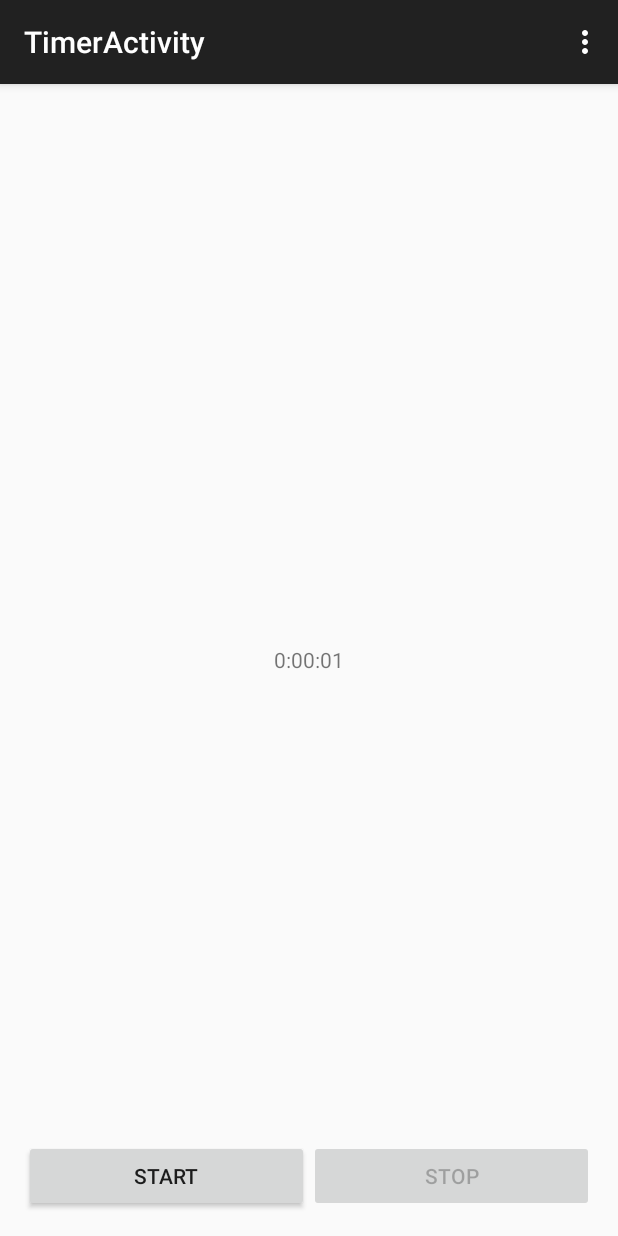
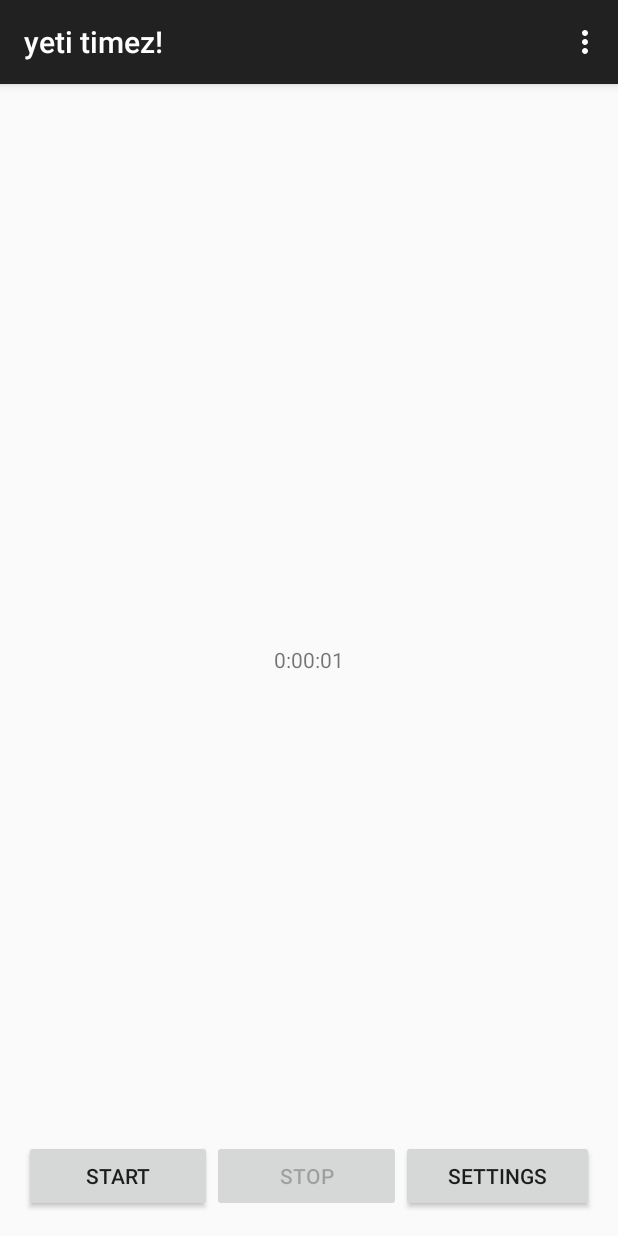
Before and after one commit to cclamb/OnYourBike, an Android app: the screen it shows after launch (TimerActivity), in the options menu, after a tap on "Settings", on a phone screen of 412 x 824 dp. Run offline under Robolectric (Android 15) with nearby library versions, the phone set to English and light mode, and no system bars.

Commit message:
Finished chapter 4; getting some odd errors with no vibrate permission and to many activities running at once

```diff
--- /dev/null
+++ b/app/src/main/java/com/androiddevbook/onyourbike/chapter4/Settings.java
@@ -0,0 +1,24 @@
+package com.androiddevbook.onyourbike.chapter4;
+
+/**
+ * Created by cclamb on 2/28/15.
+ */
+public final class Settings {
+
+    private static String ME;
+
+    private boolean isVibrateOn;
+
+    public Settings() {
+        ME = getClass().getName();
+    }
+
+    public boolean isVibrateOn() {
+        return isVibrateOn;
+    }
+
+    public void setVibrateOn(boolean isVibrateOn) {
+        this.isVibrateOn = isVibrateOn;
+    }
+
+}
--- /dev/null
+++ b/app/src/main/java/com/androiddevbook/onyourbike/chapter4/SettingsActivity.java
@@ -0,0 +1,52 @@
+package com.androiddevbook.onyourbike.chapter4;
+
+import android.support.v7.app.ActionBarActivity;
+import android.os.Bundle;
+import android.view.Menu;
+import android.view.MenuItem;
+import android.widget.CheckBox;
+
+
+public final class SettingsActivity extends ActionBarActivity {
+
+    private CheckBox vibrate;
+
+    @Override
+    protected void onCreate(Bundle savedInstanceState) {
+        super.onCreate(savedInstanceState);
+        setContentView(R.layout.activity_settings);
+        vibrate = (CheckBox) findViewById(R.id.vibrate_checkbox);
+        Settings settings = ((YetiTimezApplication) getApplication()).getSettings();
+        vibrate.setChecked(settings.isVibrateOn());
+    }
+
+    @Override
+    public void onStop() {
+        super.onStop();
+        Settings settings = ((YetiTimezApplication) getApplication()).getSettings();
+        settings.setVibrateOn(vibrate.isChecked());
+    }
+
+
+    @Override
+    public boolean onCreateOptionsMenu(Menu menu) {
+        // Inflate the menu; this adds items to the action bar if it is present.
+        getMenuInflater().inflate(R.menu.menu_settings, menu);
+        return true;
+    }
+
+    @Override
+    public boolean onOptionsItemSelected(MenuItem item) {
+        // Handle action bar item clicks here. The action bar will
+        // automatically handle clicks on the Home/Up button, so long
+        // as you specify a parent activity in AndroidManifest.xml.
+        int id = item.getItemId();
+
+        //noinspection SimplifiableIfStatement
+        if (id == R.id.action_settings) {
+            return true;
+        }
+
+        return super.onOptionsItemSelected(item);
+    }
+}
--- a/app/src/main/java/com/androiddevbook/onyourbike/chapter4/TimerActivity.java
+++ b/app/src/main/java/com/androiddevbook/onyourbike/chapter4/TimerActivity.java
@@ -1,6 +1,9 @@
 package com.androiddevbook.onyourbike.chapter4;
 
+import android.content.Intent;
+import android.os.Handler;
 import android.os.StrictMode;
+import android.os.Vibrator;
 import android.support.v7.app.ActionBarActivity;
 import android.os.Bundle;
 import android.util.Log;
@@ -12,6 +15,9 @@ import android.widget.TextView;
 
 public final class TimerActivity extends ActionBarActivity {
 
+    private static final long INTERVAL = 200;
+
+
     private final String ME = getClass().getName();
 
     private TextView counter;
@@ -20,6 +26,10 @@ public final class TimerActivity extends ActionBarActivity {
     private boolean isTimerRunning;
     private long startedAt;
     private long lastStopped;
+    private Handler handler;
+    private Runnable updateTimer;
+    private Vibrator vibrate;
+    private long lastSeconds;
 
     public TimerActivity() {
         super();
@@ -50,6 +60,35 @@ public final class TimerActivity extends ActionBarActivity {
     }
 
     @Override
+    protected void onStart() {
+        super.onStart();
+
+        if (isTimerRunning) {
+            setHandler();
+        }
+
+        vibrate = (Vibrator) getSystemService(VIBRATOR_SERVICE);
+        if (vibrate == null) {
+            Log.w(ME, "no vibe service here");
+        }
+    }
+
+    @Override
+    protected void onStop() {
+        super.onStop();
+        if (isTimerRunning) {
+            clearHandler();
+        }
+    }
+
+    @Override
+    protected void onResume() {
+        super.onResume();
+        enableButtons();
+        setTimeDisplay();
+    }
+
+    @Override
     public boolean onCreateOptionsMenu(Menu menu) {
         // Inflate the menu; this adds items to the action bar if it is present.
         getMenuInflater().inflate(R.menu.menu_timer, menu);
@@ -71,16 +110,12 @@ public final class TimerActivity extends ActionBarActivity {
         return super.onOptionsItemSelected(item);
     }
 
-    @Override
-    public String toString() {
-        return getClass().getName();
-    }
-
     public void onClickStart(View view) {
         Log.d(ME, "start clicked");
         isTimerRunning = true;
+        startedAt = System.currentTimeMillis();
         enableButtons();
-        startedAt = System.currentTimeMillis();
+        setHandler();
     }
 
     public void onClickStop(View view) {
@@ -89,6 +124,36 @@ public final class TimerActivity extends ActionBarActivity {
         enableButtons();
         lastStopped = System.currentTimeMillis();
         setTimeDisplay();
+        clearHandler();
+    }
+
+    public void onClickSettings(View view) {
+        Log.d(ME, "clicked settings");
+        Intent settingsIntent = new Intent(getApplicationContext(),
+                SettingsActivity.class);
+        startActivity(settingsIntent);
+    }
+
+    private void clearHandler() {
+        handler.removeCallbacks(updateTimer);
+        handler = null;
+    }
+
+    private void setHandler() {
+        handler = new Handler();
+        updateTimer = new Runnable() {
+            @Override
+            public void run() {
+                setTimeDisplay();
+                if (isTimerRunning) {
+                    vibrateCheck();
+                }
+                if (handler != null) {
+                    handler.postDelayed(this, INTERVAL);
+                }
+            }
+        };
+        handler.postDelayed(updateTimer, INTERVAL);
     }
 
     private void enableButtons() {
@@ -105,8 +170,6 @@ public final class TimerActivity extends ActionBarActivity {
         long seconds;
         long minutes;
         long hours;
-
-        Log.d(ME, "Setting time display");
 
         if (isTimerRunning) {
             timeNow = System.currentTimeMillis();
@@ -133,4 +196,45 @@ public final class TimerActivity extends ActionBarActivity {
 
         counter.setText(display);
     }
+
+    protected void vibrateCheck() {
+        long timeNow = System.currentTimeMillis();
+        long diff = timeNow - startedAt;
+        long seconds = diff / 1000;
+        long minutes = seconds / 60;
+
+        Log.d(ME, "vibrateCheck");
+
+        seconds = seconds % 60;
+        minutes = minutes % 60;
+
+        if (vibrate != null && seconds == 0 && seconds != lastSeconds) {
+            long[] once = { 0, 100 };
+            long[] twice = { 0, 100, 400, 100 };
+            long[] thrice = { 0, 100, 400, 100, 400, 100 };
+
+            // every hour
+            if (minutes == 0) {
+                Log.i(ME, "Vibrate 3 times");
+                vibrate.vibrate(thrice, -1);
+            }
+            // every 15 minutes
+            else if (minutes % 15 == 0) {
+                Log.i(ME, "Vibrate 2 time");
+                vibrate.vibrate(twice, -1);
+            }
+            // every 5 minutes
+            else if (minutes % 5 == 0) {
+                Log.i(ME, "Vibrate once");
+                vibrate.vibrate(once, -1);
+            }
+        }
+
+        lastSeconds = seconds;
+    }
+
+    @Override
+    public String toString() {
+        return getClass().getName();
+    }
 }
--- /dev/null
+++ b/app/src/main/java/com/androiddevbook/onyourbike/chapter4/YetiTimezApplication.java
@@ -0,0 +1,20 @@
+package com.androiddevbook.onyourbike.chapter4;
+
+import android.app.Application;
+
+/**
+ * Created by cclamb on 2/28/15.
+ */
+public final class YetiTimezApplication extends Application {
+
+    private Settings settings;
+
+    public Settings getSettings() {
+        if (settings == null) settings = new Settings();
+        return settings;
+    }
+
+    public void setSettings(Settings settings) {
+        this.settings = settings;
+    }
+}
--- a/app/src/main/res/layout/activity_timer.xml
+++ b/app/src/main/res/layout/activity_timer.xml
@@ -35,6 +35,14 @@
             android:layout_weight="1"
             android:onClick="onClickStop"
             android:text="@string/stop_button" />
+
+        <Button
+            android:id="@+id/settings_button"
+            android:layout_width="wrap_content"
+            android:layout_height="wrap_content"
+            android:layout_weight="1"
+            android:text="@string/settings_button"
+            android:onClick="onClickSettings" />
     </LinearLayout>
 
 </RelativeLayout>
--- /dev/null
+++ b/app/src/main/res/menu/menu_settings.xml
@@ -0,0 +1,7 @@
+<menu xmlns:android="http://schemas.android.com/apk/res/android"
+    xmlns:app="http://schemas.android.com/apk/res-auto"
+    xmlns:tools="http://schemas.android.com/tools"
+    tools:context="com.androiddevbook.onyourbike.chapter4.SettingsActivity">
+    <item android:id="@+id/action_settings" android:title="@string/action_settings"
+        android:orderInCategory="100" app:showAsAction="never" />
+</menu>
```
Also changed, not shown: app/src/main/AndroidManifest.xml (+9 -1 lines), app/src/main/res/layout/activity_settings.xml (added, +24 -0 lines), app/src/main/res/values/strings.xml (+5 -4 lines).
